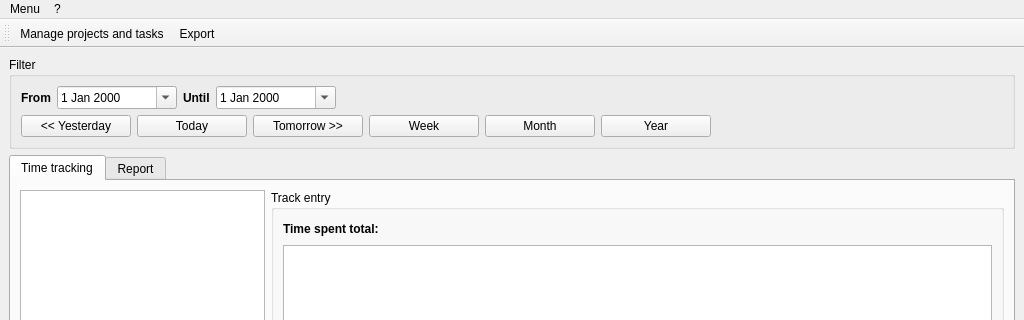
Qt form timetracker/mainwindow.ui (tsymalla/timetracker) before a commit; both pictures show x 0 to 1024 and y 0 to 320 of the 1024 by 768 pixel window.
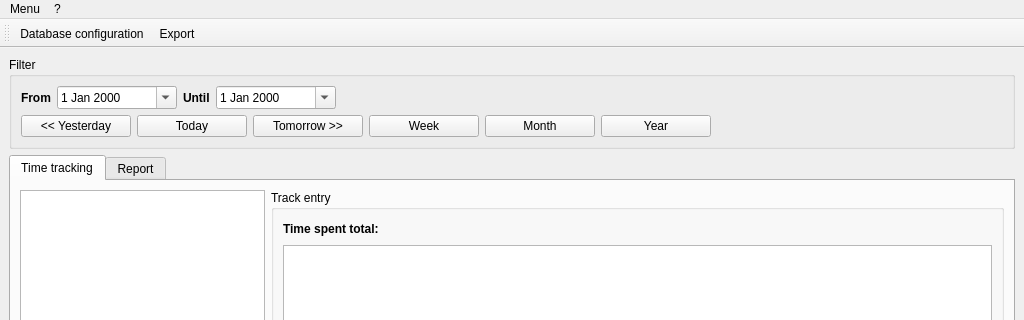
The same form after that commit. Icons and pictures are not drawn. Custom widgets are drawn as their Qt base class.

Commit message: Treeview as project management tool

What changed in the file:
```diff
--- a/timetracker/mainwindow.ui
+++ b/timetracker/mainwindow.ui
@@ -462,21 +462,9 @@
    <attribute name="toolBarBreak">
     <bool>false</bool>
    </attribute>
-   <addaction name="actionManage_projects_and_tasks"/>
+   <addaction name="actionDatabase_configuration"/>
    <addaction name="actionExport_current_view"/>
   </widget>
-  <action name="actionManage_projects_and_tasks">
-   <property name="icon">
-    <iconset resource="resources.qrc">
-     <normaloff>:/toolbar/resources/manage.ico</normaloff>:/toolbar/resources/manage.ico</iconset>
-   </property>
-   <property name="text">
-    <string>Manage projects and tasks</string>
-   </property>
-   <property name="shortcut">
-    <string>Ctrl+M</string>
-   </property>
-  </action>
   <action name="actionAbout">
    <property name="text">
     <string>About</string>
```
Left out of the diff: 38 changed lines with no effect on the pictures. The commit also changes 8 other files.
